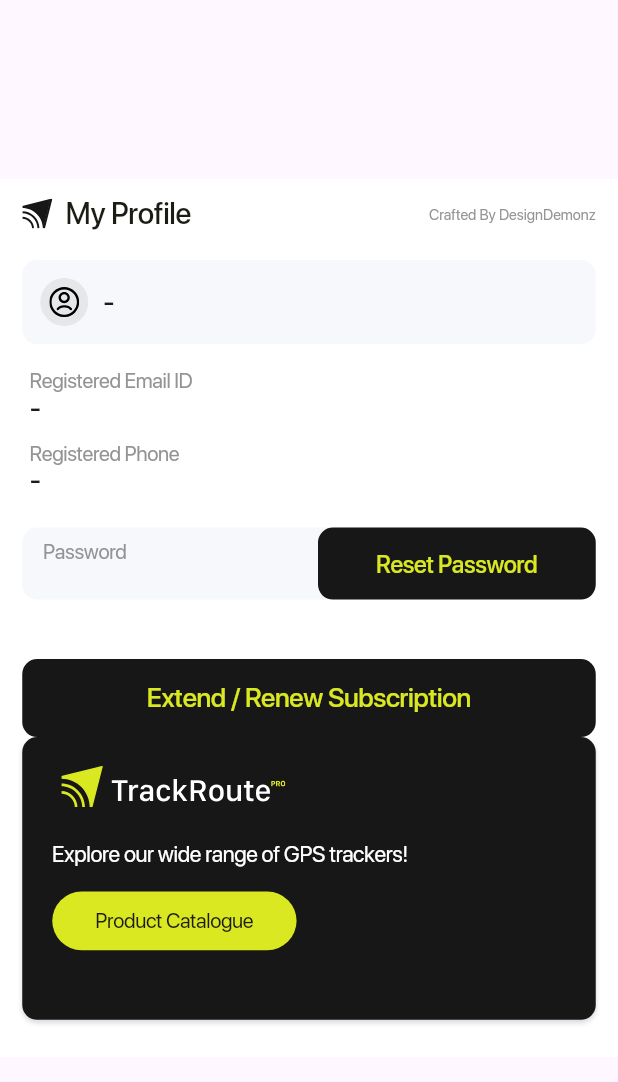
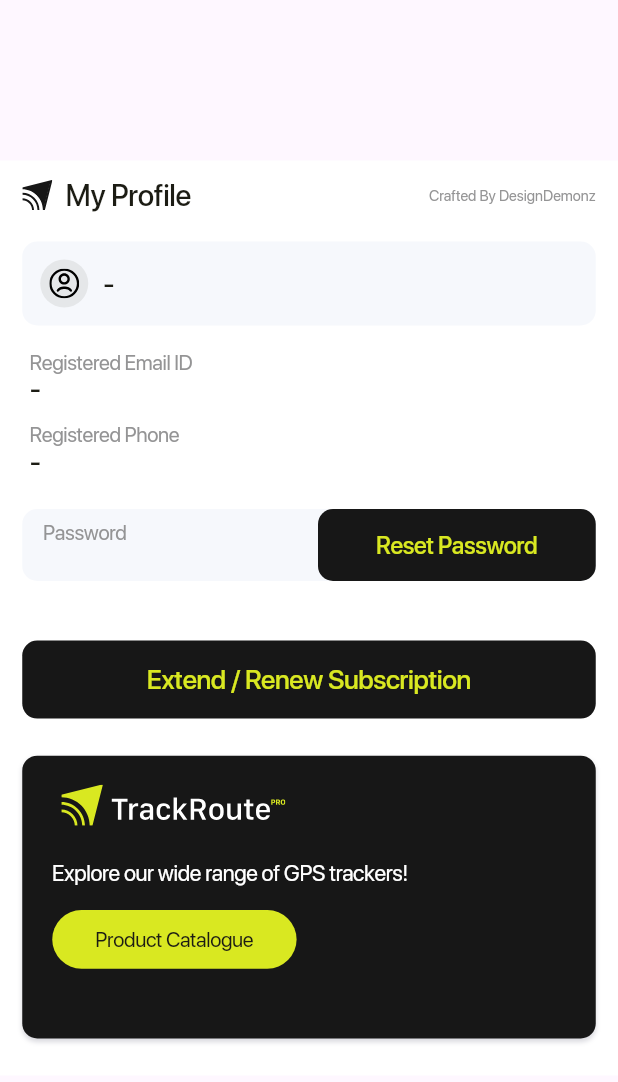
Before and after one commit to mrityunjayguru/trackroute-app, a Flutter app: the ProfileView screen opened by its route, on a phone screen of 412 x 824 dp. Shown: the top 1082 px of the screen. Run offline on Flutter 3.47's test engine with Material 3 defaults, Android fonts, the phone set to English and light mode, and no system bars; drawn by our look-alikes of cached_network_image; our stand-ins replace auto_size_text, dio, dropdown_search, firebase_core, firebase_messaging, flutter_advanced_switch and 16 more; missing offline and left inert: defer_pointer, flutter_polyline_points; accounts and stored records are empty; generated files the repository leaves out were written again; network calls fail.

Commit message:
dynamic bottom bar height

```diff
--- a/lib/modules/profile/view/profile_view.dart
+++ b/lib/modules/profile/view/profile_view.dart
@@ -244,7 +244,9 @@
                               ),
                             ),
                           ),
-                          Spacer(),
+                          SizedBox(
+                            height: 3.h,
+                          ),
                           Container(
                             // height: 20.h,
                             width: 100.w - (4.w * 0.9),
```
Also changed, not shown: pubspec.lock.
